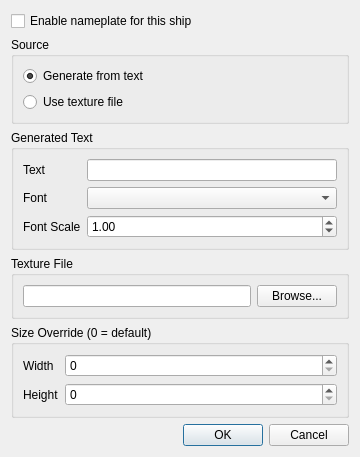
Before: the Qt Designer form qtfred/ui/NameplateDialog.ui in MjnMixael/fs2open.github.com, drawn with Qt 5.
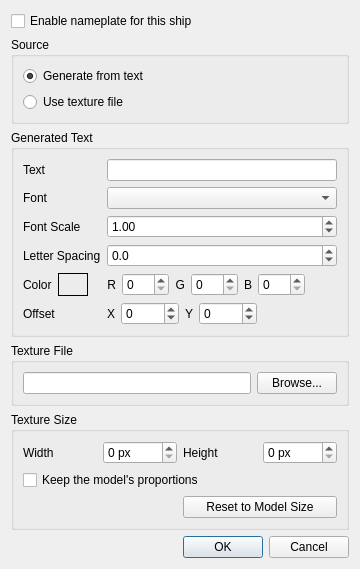
After: the same form once the commit is applied.

Commit message: nameplate: font by name, color, offset, letter spacing, size override, live preview, help

```diff
--- a/qtfred/ui/NameplateDialog.ui
+++ b/qtfred/ui/NameplateDialog.ui
@@ -102,6 +102,203 @@
         </property>
        </widget>
       </item>
+      <item row="3" column="0">
+       <widget class="QLabel" name="letterSpacingLabel">
+        <property name="text">
+         <string>Letter Spacing</string>
+        </property>
+        <property name="toolTip">
+         <string>Extra pixels between characters; negative values tighten the text</string>
+        </property>
+       </widget>
+      </item>
+      <item row="3" column="1">
+       <widget class="QDoubleSpinBox" name="letterSpacingSpin">
+        <property name="decimals">
+         <number>1</number>
+        </property>
+        <property name="minimum">
+         <double>-100.000000000000000</double>
+        </property>
+        <property name="maximum">
+         <double>100.000000000000000</double>
+        </property>
+        <property name="singleStep">
+         <double>0.500000000000000</double>
+        </property>
+       </widget>
+      </item>
+      <item row="4" column="0">
+       <layout class="QHBoxLayout" name="colorLabelLayout">
+        <item>
+         <widget class="QLabel" name="colorLabel">
+          <property name="text">
+           <string>Color</string>
+          </property>
+         </widget>
+        </item>
+        <item>
+         <widget class="QLabel" name="colorPreview">
+          <property name="minimumSize">
+           <size>
+            <width>30</width>
+            <height>0</height>
+           </size>
+          </property>
+          <property name="frameShape">
+           <enum>QFrame::Box</enum>
+          </property>
+          <property name="text">
+           <string/>
+          </property>
+         </widget>
+        </item>
+       </layout>
+      </item>
+      <item row="4" column="1">
+       <layout class="QHBoxLayout" name="colorLayout">
+         <item>
+          <widget class="QLabel" name="colorRLabel">
+           <property name="text">
+            <string>R</string>
+           </property>
+           <property name="alignment">
+            <set>Qt::AlignRight|Qt::AlignTrailing|Qt::AlignVCenter</set>
+           </property>
+          </widget>
+         </item>
+         <item>
+          <widget class="QSpinBox" name="colorRSpin">
+           <property name="minimum">
+            <number>0</number>
+           </property>
+           <property name="maximum">
+            <number>255</number>
+           </property>
+          </widget>
+         </item>
+         <item>
+          <widget class="QLabel" name="colorGLabel">
+           <property name="text">
+            <string>G</string>
+           </property>
+           <property name="alignment">
+            <set>Qt::AlignRight|Qt::AlignTrailing|Qt::AlignVCenter</set>
+           </property>
+          </widget>
+         </item>
+         <item>
+          <widget class="QSpinBox" name="colorGSpin">
+           <property name="minimum">
+            <number>0</number>
+           </property>
+           <property name="maximum">
+            <number>255</number>
+           </property>
+          </widget>
+         </item>
+         <item>
+          <widget class="QLabel" name="colorBLabel">
+           <property name="text">
+            <string>B</string>
+           </property>
+           <property name="alignment">
+            <set>Qt::AlignRight|Qt::AlignTrailing|Qt::AlignVCenter</set>
+           </property>
+          </widget>
+         </item>
+         <item>
+          <widget class="QSpinBox" name="colorBSpin">
+           <property name="minimum">
+            <number>0</number>
+           </property>
+           <property name="maximum">
+            <number>255</number>
+           </property>
+          </widget>
+         </item>
+         <item>
+          <spacer name="colorSpacer">
+           <property name="orientation">
+            <enum>Qt::Horizontal</enum>
+           </property>
+           <property name="sizeHint" stdset="0">
+            <size>
+             <width>40</width>
+             <height>20</height>
+            </size>
+           </property>
+          </spacer>
+         </item>
+       </layout>
+      </item>
+      <item row="5" column="0">
+       <widget class="QLabel" name="offsetLabel">
+        <property name="text">
+         <string>Offset</string>
+        </property>
+        <property name="toolTip">
+         <string>Pixels to move the text from the center of the texture</string>
+        </property>
+       </widget>
+      </item>
+      <item row="5" column="1">
+       <layout class="QHBoxLayout" name="offsetLayout">
+         <item>
+          <widget class="QLabel" name="offsetXLabel">
+           <property name="text">
+            <string>X</string>
+           </property>
+           <property name="alignment">
+            <set>Qt::AlignRight|Qt::AlignTrailing|Qt::AlignVCenter</set>
+           </property>
+          </widget>
+         </item>
+         <item>
+          <widget class="QSpinBox" name="offsetXSpin">
+           <property name="minimum">
+            <number>-1024</number>
+           </property>
+           <property name="maximum">
+            <number>1024</number>
+           </property>
+          </widget>
+         </item>
+         <item>
+          <widget class="QLabel" name="offsetYLabel">
+           <property name="text">
+            <string>Y</string>
+           </property>
+           <property name="alignment">
+            <set>Qt::AlignRight|Qt::AlignTrailing|Qt::AlignVCenter</set>
+           </property>
+          </widget>
+         </item>
+         <item>
+          <widget class="QSpinBox" name="offsetYSpin">
+           <property name="minimum">
+            <number>-1024</number>
+           </property>
+           <property name="maximum">
+            <number>1024</number>
+           </property>
+          </widget>
+         </item>
+         <item>
+          <spacer name="offsetSpacer">
+           <property name="orientation">
+            <enum>Qt::Horizontal</enum>
+           </property>
+           <property name="sizeHint" stdset="0">
+            <size>
+             <width>40</width>
+             <height>20</height>
+            </size>
+           </property>
+          </spacer>
+         </item>
+       </layout>
+      </item>
      </layout>
     </widget>
    </item>
@@ -127,9 +324,9 @@
    <item>
     <widget class="QGroupBox" name="sizeBox">
      <property name="title">
-      <string>Size Override (0 = default)</string>
+      <string>Texture Size</string>
      </property>
-     <layout class="QFormLayout" name="sizeLayout">
+     <layout class="QGridLayout" name="sizeLayout">
       <item row="0" column="0">
        <widget class="QLabel" name="widthLabel">
         <property name="text">
@@ -139,22 +336,42 @@
       </item>
       <item row="0" column="1">
        <widget class="QSpinBox" name="widthSpin">
-        <property name="maximum">
-         <number>8192</number>
+        <property name="suffix">
+         <string> px</string>
         </property>
        </widget>
       </item>
-      <item row="1" column="0">
+      <item row="0" column="2">
        <widget class="QLabel" name="heightLabel">
         <property name="text">
          <string>Height</string>
         </property>
        </widget>
       </item>
-      <item row="1" column="1">
+      <item row="0" column="3">
        <widget class="QSpinBox" name="heightSpin">
-        <property name="maximum">
-         <number>8192</number>
+        <property name="suffix">
+         <string> px</string>
+        </property>
+       </widget>
+      </item>
+      <item row="1" column="0" colspan="4">
+       <widget class="QCheckBox" name="keepProportionsCheck">
+        <property name="text">
+         <string>Keep the model's proportions</string>
+        </property>
+        <property name="toolTip">
+         <string>Other proportions than the model's stretch the text on the hull</string>
+        </property>
+       </widget>
+      </item>
+      <item row="2" column="0" colspan="2">
+       <widget class="QLabel" name="modelSizeLabel"/>
+      </item>
+      <item row="2" column="2" colspan="2">
+       <widget class="QPushButton" name="resetSizeButton">
+        <property name="text">
+         <string>Reset to Model Size</string>
         </property>
        </widget>
       </item>
```
The commit also changes 16 other files.
